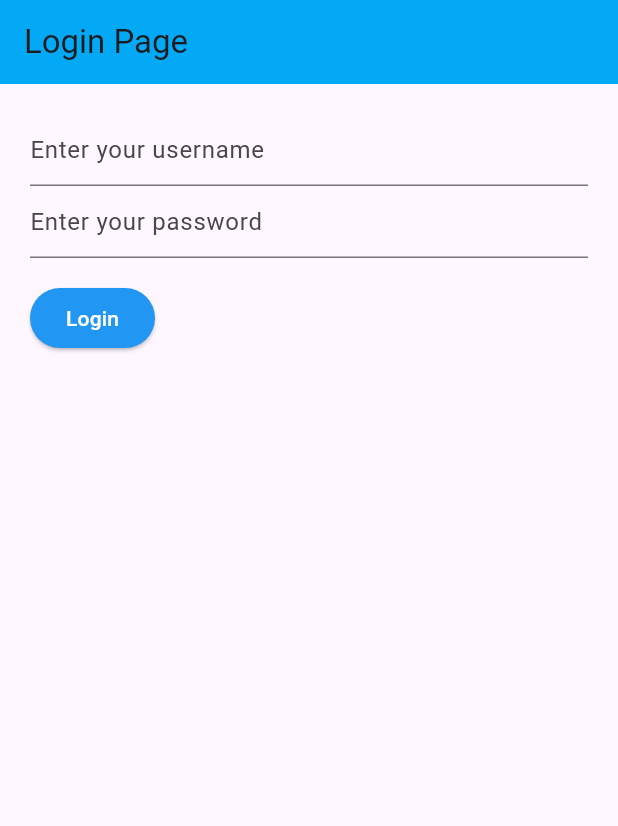
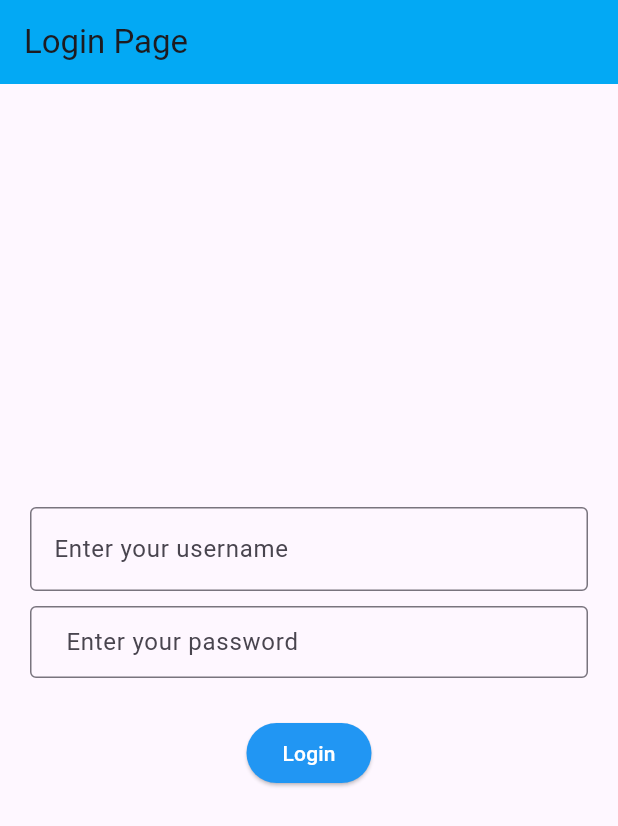
Before and after one commit to charles-reddy/tugas1_batch_9_flutter, a Flutter app: the screen it shows after launch, on a phone screen of 412 x 824 dp. Shown: the top 826 px of the screen. Run offline on Flutter 3.47's test engine with Material 3 defaults, Android fonts, the phone set to English and light mode, and no system bars.

Commit message:
Feat: login center

```diff
--- a/lib/main.dart
+++ b/lib/main.dart
@@ -38,11 +38,14 @@ class _FormExampleState extends State<FormExample> {
       child: Container(
         margin: EdgeInsets.all(20),
         child: Column(
-          crossAxisAlignment: CrossAxisAlignment.start,
+          mainAxisAlignment: MainAxisAlignment.center,
+          // crossAxisAlignment: CrossAxisAlignment.start,
+          spacing: 10,
           children: <Widget>[
             TextFormField(
               decoration: const InputDecoration(
                 hintText: 'Enter your username',
+                border: OutlineInputBorder(),
               ),
               validator: (String? value) {
                 if (value == null || value.isEmpty) {
@@ -54,6 +57,11 @@ class _FormExampleState extends State<FormExample> {
             TextFormField(
               decoration: const InputDecoration(
                 hintText: 'Enter your password',
+                border: OutlineInputBorder(),
+                contentPadding: EdgeInsets.symmetric(
+                  horizontal: 20.0,
+                  vertical: 10.0,
+                ),
               ),
               validator: (String? value) {
                 if (value == null || value.isEmpty) {
```
